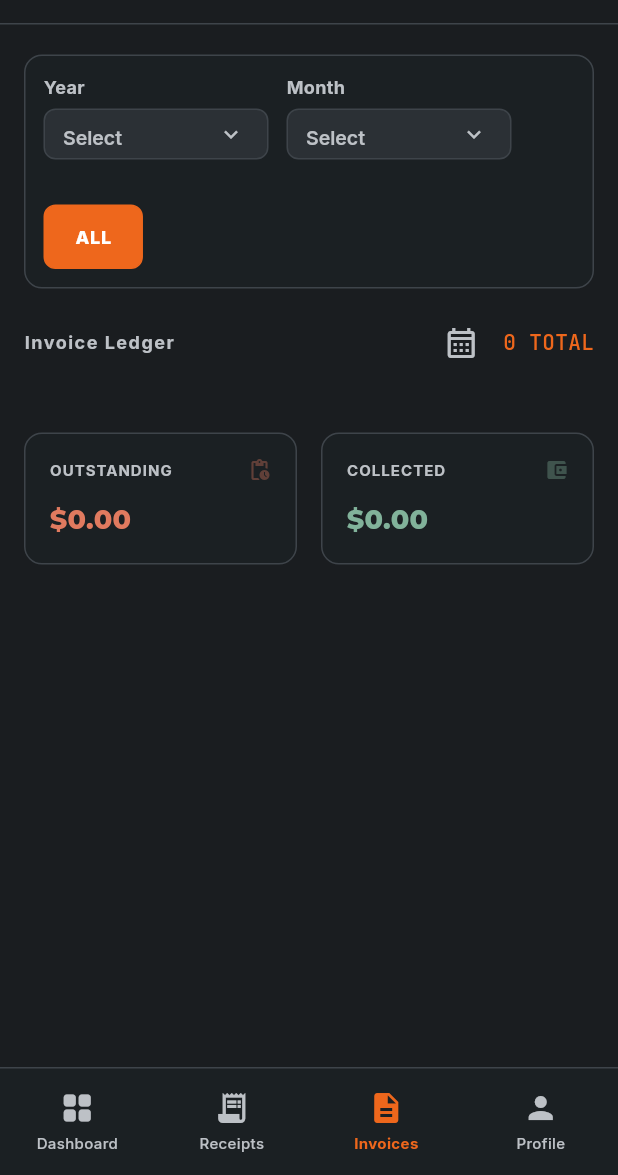
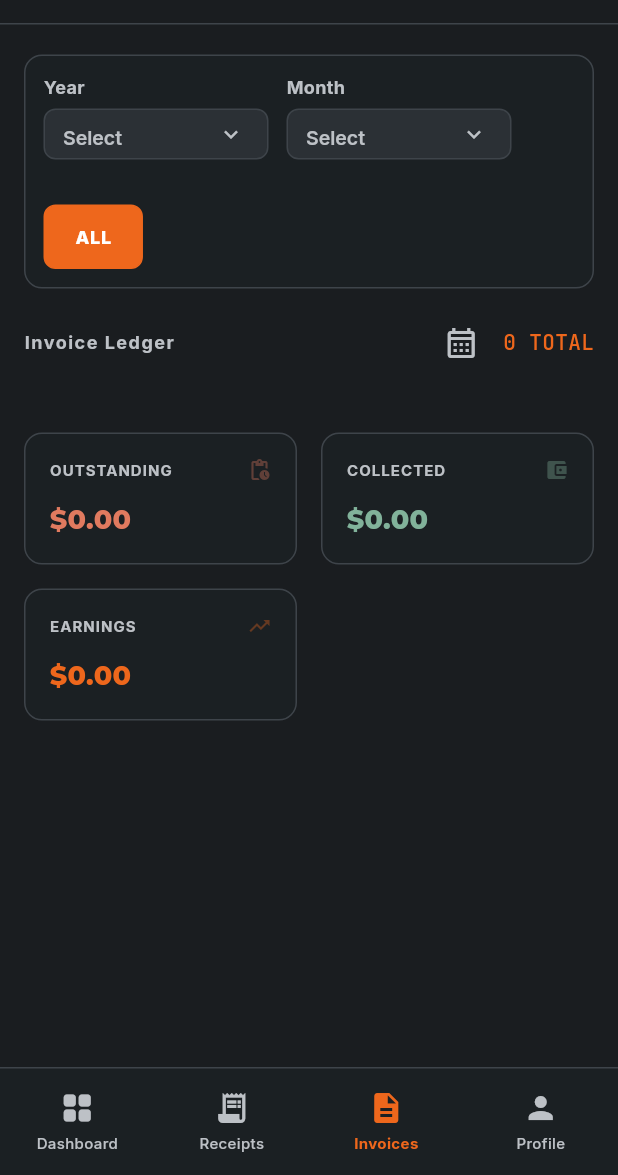
Before and after one commit to Rama-Anwar/nuqta, a Flutter app: the InvoicesPage screen opened by its route, on a phone screen of 412 x 824 dp, the part 61-1236 px from its top. Run offline on Flutter 3.47's test engine with Material 3 defaults, Android fonts, the phone set to English and light mode, and no system bars; our stand-ins replace cloud_firestore, firebase_auth, firebase_core, google_fonts; accounts and stored records are empty; statements that could not run were skipped.

Commit message:
added the EARNINGS box in the invoices page

```diff
--- a/lib/invoices.dart
+++ b/lib/invoices.dart
@@ -183,6 +183,14 @@ class _InvoicesPageState extends State<InvoicesPage> {
               .where((invoice) => invoice.status == InvoiceStatus.paid)
               .fold<double>(0, (sum, invoice) => sum + invoice.totalAmount);
 
+          final earningsTotal = visibleInvoices
+              .where((invoice) => invoice.status == InvoiceStatus.paid)
+              .fold<double>(
+                0,
+                (sum, invoice) =>
+                    sum + (invoice.totalAmount - _invoiceCost(invoice)),
+              );
+
           return ListView(
             padding: const EdgeInsets.fromLTRB(16, 20, 16, 120),
             children: [
@@ -250,9 +258,20 @@ class _InvoicesPageState extends State<InvoicesPage> {
 
               const SizedBox(height: 24),
 
-              Row(
+              LayoutBuilder(
+                builder: (context, constraints) {
+                  final tileWidth = constraints.maxWidth >= 435
+                      ? (constraints.maxWidth - 32) / 3
+                      : constraints.maxWidth >= 290
+                      ? (constraints.maxWidth - 16) / 2
+                      : constraints.maxWidth;
+
+                  return Wrap(
+                    spacing: 16,
+                    runSpacing: 16,
                     children: [
-                  Expanded(
+                      SizedBox(
+                        width: tileWidth,
                         child: _buildStatTile(
                           'OUTSTANDING',
                           _currency(outstandingTotal),
@@ -260,10 +279,8 @@ class _InvoicesPageState extends State<InvoicesPage> {
                           AppColors.errorMuted,
                         ),
                       ),
-
-                  const SizedBox(width: 16),
-
-                  Expanded(
+                      SizedBox(
+                        width: tileWidth,
                         child: _buildStatTile(
                           'COLLECTED',
                           _currency(collectedTotal),
@@ -271,7 +288,18 @@ class _InvoicesPageState extends State<InvoicesPage> {
                           AppColors.successMuted,
                         ),
                       ),
+                      SizedBox(
+                        width: tileWidth,
+                        child: _buildStatTile(
+                          'EARNINGS',
+                          _currency(earningsTotal),
+                          Icons.trending_up,
+                          AppColors.accent,
+                        ),
+                      ),
                     ],
+                  );
+                },
               ),
             ],
           );
```
Lines whose indentation alone changed are shown as unchanged.
